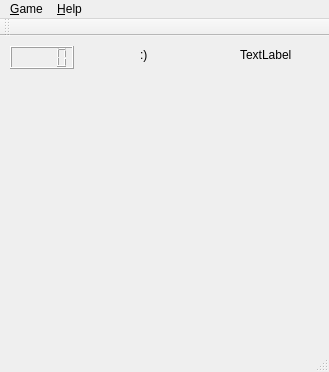
This is Minesweeper/mainwindow.ui in JalPaca/Minesweeper as Qt 5 draws it before an edit. The edited form follows.
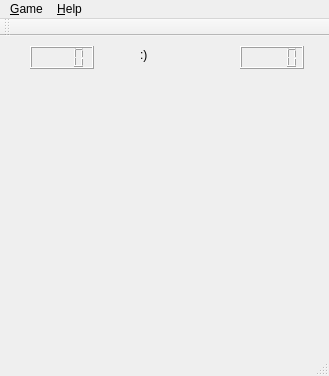
This is the edited form.

Commit message: finished fixing the scoring bug. Works. working on the reset.

Diff of the .ui file:
```diff
--- a/Minesweeper/mainwindow.ui
+++ b/Minesweeper/mainwindow.ui
@@ -7,7 +7,7 @@
     <x>0</x>
     <y>0</y>
     <width>329</width>
-    <height>372</height>
+    <height>376</height>
    </rect>
   </property>
   <property name="windowTitle">
@@ -19,16 +19,6 @@
 }</string>
   </property>
   <widget class="QWidget" name="centralWidget">
-   <widget class="QLCDNumber" name="lcdNumber">
-    <property name="geometry">
-     <rect>
-      <x>10</x>
-      <y>10</y>
-      <width>64</width>
-      <height>23</height>
-     </rect>
-    </property>
-   </widget>
    <widget class="QLabel" name="label">
     <property name="geometry">
      <rect>
@@ -57,17 +47,39 @@
      </property>
     </layout>
    </widget>
-   <widget class="QLabel" name="timerLabel">
+   <widget class="QLCDNumber" name="lcdTimer">
     <property name="geometry">
      <rect>
       <x>240</x>
       <y>10</y>
-      <width>67</width>
-      <height>17</height>
+      <width>64</width>
+      <height>23</height>
      </rect>
     </property>
-    <property name="text">
-     <string>TextLabel</string>
+   </widget>
+   <widget class="QLCDNumber" name="lcdFlagCount">
+    <property name="enabled">
+     <bool>true</bool>
+    </property>
+    <property name="geometry">
+     <rect>
+      <x>30</x>
+      <y>10</y>
+      <width>64</width>
+      <height>23</height>
+     </rect>
+    </property>
+    <property name="autoFillBackground">
+     <bool>false</bool>
+    </property>
+    <property name="smallDecimalPoint">
+     <bool>true</bool>
+    </property>
+    <property name="numDigits">
+     <number>4</number>
+    </property>
+    <property name="segmentStyle">
+     <enum>QLCDNumber::Filled</enum>
     </property>
    </widget>
   </widget>
```
Left out of the diff: 38 changed lines with no effect on the pictures. The commit also changes 2 other files.
